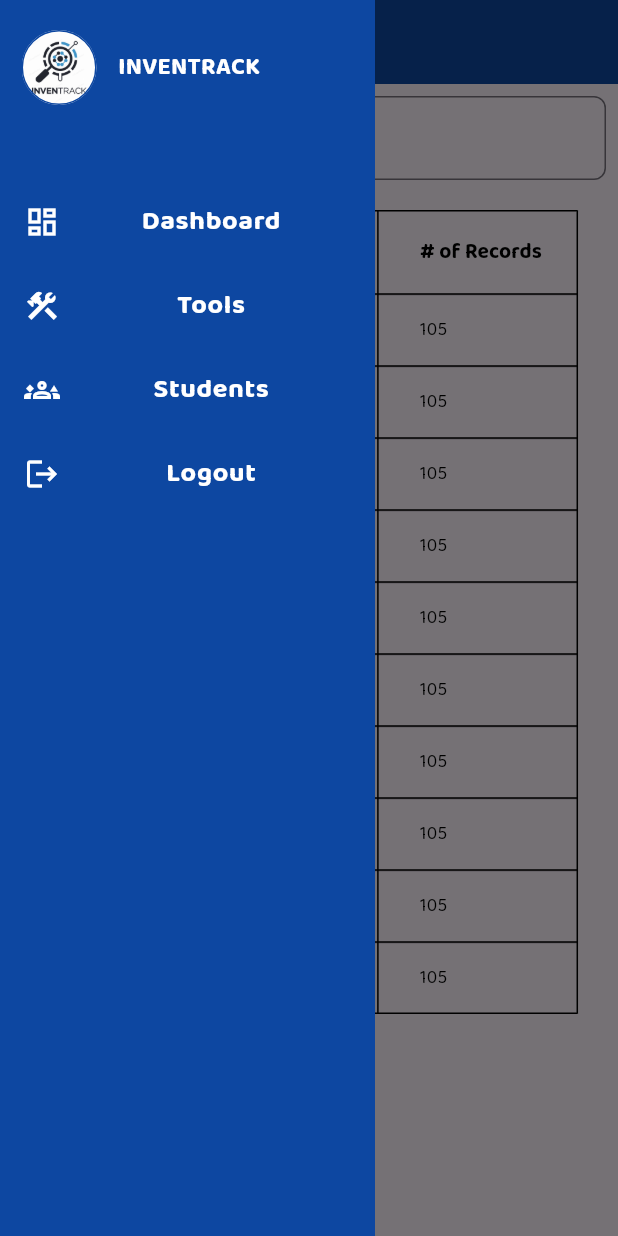
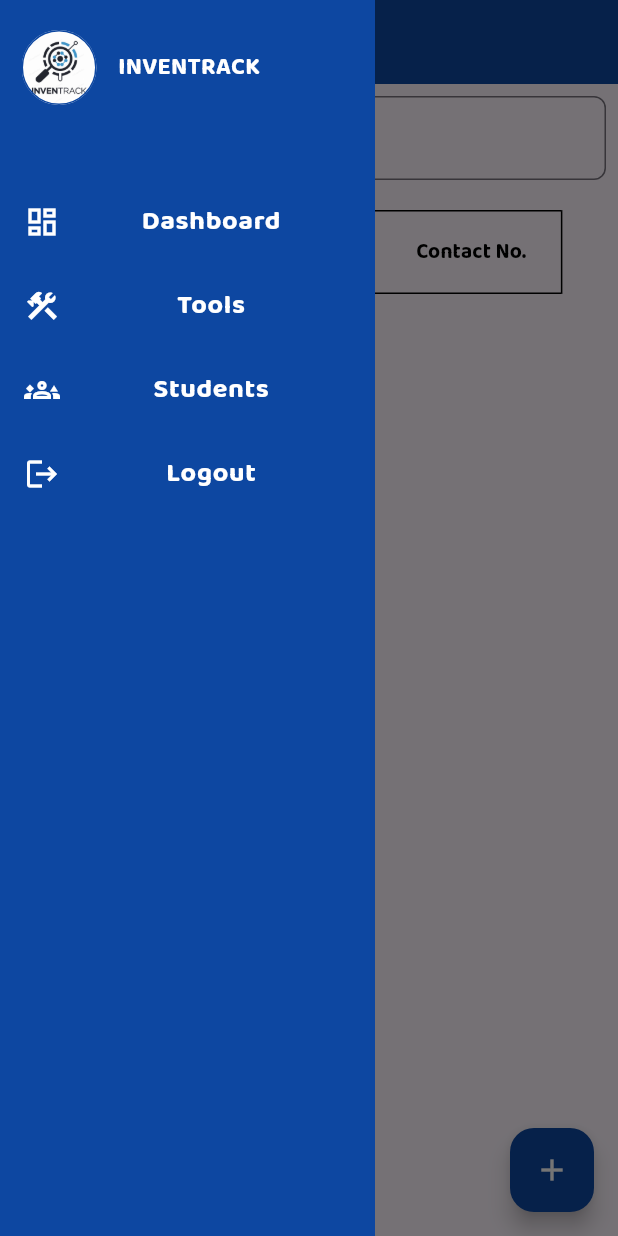
Before and after one commit to lansoyyy/algecit, a Flutter app: the StudentsTab screen opened directly, with the side drawer open, on a phone screen of 412 x 824 dp. Run offline on Flutter 3.47's test engine with Material 3 defaults, Android fonts, the phone set to English and light mode, and no system bars; our stand-ins replace cloud_firestore, firebase_core, fluttertoast; accounts and stored records are empty.

Commit message:
added students func

```diff
--- a/lib/screens/tabs/students_tab.dart
+++ b/lib/screens/tabs/students_tab.dart
@@ -1,7 +1,10 @@
+import 'package:algecit/services/add_student.dart';
 import 'package:algecit/utils/colors.dart';
 import 'package:algecit/widgets/drawer_widget.dart';
 import 'package:algecit/widgets/text_widget.dart';
+import 'package:cloud_firestore/cloud_firestore.dart';
 import 'package:flutter/material.dart';
+import 'package:intl/intl.dart' show DateFormat, toBeginningOfSentenceCase;
 
 class StudentsTab extends StatefulWidget {
   const StudentsTab({super.key});
@@ -11,11 +14,23 @@ class StudentsTab extends StatefulWidget {
 }
 
 class _StudentsTabState extends State<StudentsTab> {
-  final TextEditingController _searchController = TextEditingController();
+  final messageController = TextEditingController();
+
+  String filter = '';
 
   @override
   Widget build(BuildContext context) {
     return Scaffold(
+      floatingActionButton: FloatingActionButton(
+        backgroundColor: primary,
+        onPressed: () {
+          addData(context);
+        },
+        child: Icon(
+          Icons.add,
+          color: Colors.white,
+        ),
+      ),
       drawer: DrawerWidget(),
       appBar: AppBar(
         foregroundColor: Colors.white,
@@ -37,9 +52,14 @@ class _StudentsTabState extends State<StudentsTab> {
                   // Search Bar
                   Expanded(
                     child: TextField(
-                      controller: _searchController,
+                      controller: messageController,
+                      onChanged: (value) {
+                        setState(() {
+                          filter = value;
+                        });
+                      },
                       decoration: InputDecoration(
-                        hintText: 'Search Name..',
+                        hintText: 'Search Student..',
                         prefixIcon: Icon(Icons.search),
                         border: OutlineInputBorder(
                           borderRadius: BorderRadius.circular(8.0),
@@ -47,12 +67,41 @@ class _StudentsTabState extends State<StudentsTab> {
                       ),
                     ),
                   ),
+
+                  // Dropdown Button
                 ],
               ),
               SizedBox(
                 height: 20,
               ),
-              DataTable(border: TableBorder.all(), columns: [
+              StreamBuilder<QuerySnapshot>(
+                  stream: FirebaseFirestore.instance
+                      .collection('Students')
+                      .where('name',
+                          isGreaterThanOrEqualTo:
+                              toBeginningOfSentenceCase(filter))
+                      .where('name',
+                          isLessThan: '${toBeginningOfSentenceCase(filter)}z')
+                      .snapshots(),
+                  builder: (BuildContext context,
+                      AsyncSnapshot<QuerySnapshot> snapshot) {
+                    if (snapshot.hasError) {
+                      print(snapshot.error);
+                      return const Center(child: Text('Error'));
+                    }
+                    if (snapshot.connectionState == ConnectionState.waiting) {
+                      return const Padding(
+                        padding: EdgeInsets.only(top: 50),
+                        child: Center(
+                          child: CircularProgressIndicator(
+                            color: Colors.black,
+                          ),
+                        ),
+                      );
+                    }
+
+                    final data = snapshot.requireData;
+                    return DataTable(border: TableBorder.all(), columns: [
                       DataColumn(
                         label: TextWidget(
                           text: 'ID Number',
@@ -71,18 +120,18 @@ class _StudentsTabState extends State<StudentsTab> {
                       ),
                       DataColumn(
                         label: TextWidget(
-                    text: '# of Records',
+                          text: 'Contact No.',
                           fontSize: 14,
                           fontFamily: 'Bold',
                           color: Colors.black,
                         ),
                       ),
                     ], rows: [
-                for (int i = 0; i < 10; i++)
+                      for (int i = 0; i < data.docs.length; i++)
                         DataRow(cells: [
                           DataCell(
                             TextWidget(
-                        text: '123456',
+                              text: data.docs[i]['id'],
                               fontSize: 12,
                               fontFamily: 'Regular',
                               color: Colors.black,
@@ -90,7 +139,7 @@ class _StudentsTabState extends State<StudentsTab> {
                           ),
                           DataCell(
                             TextWidget(
-                        text: 'John Doe',
+                              text: data.docs[i]['name'],
                               fontSize: 12,
                               fontFamily: 'Regular',
                               color: Colors.black,
@@ -98,18 +147,85 @@ class _StudentsTabState extends State<StudentsTab> {
                           ),
                           DataCell(
                             TextWidget(
-                        text: '105',
+                              text: data.docs[i]['number'],
                               fontSize: 12,
                               fontFamily: 'Regular',
                               color: Colors.black,
                             ),
                           ),
                         ])
-              ])
+                    ]);
+                  })
             ],
           ),
         ),
       ),
     );
   }
+
+  final TextEditingController idController = TextEditingController();
+  final TextEditingController nameController = TextEditingController();
+  final TextEditingController numberController = TextEditingController();
+
+  addData(context) {
+    showDialog(
+      context: context,
+      builder: (context) {
+        return AlertDialog(
+          title: Text('Add Student'),
+          content: Column(
+            mainAxisSize: MainAxisSize.min,
+            children: [
+              // Action Dropdown (Borrow/Return)
+              TextField(
+                controller: nameController,
+                decoration: InputDecoration(
+                  labelText: 'Student Name',
+                  border: OutlineInputBorder(),
+                ),
+                keyboardType: TextInputType.number,
+              ),
+              SizedBox(height: 20),
+
+              // ID Number TextField
+              TextField(
+                controller: idController,
+                decoration: InputDecoration(
+                  labelText: 'Student ID',
+                  border: OutlineInputBorder(),
+                ),
+                keyboardType: TextInputType.number,
+              ),
+              SizedBox(height: 20),
+              TextField(
+                controller: numberController,
+                decoration: InputDecoration(
+                  labelText: 'Contact Number',
+                  border: OutlineInputBorder(),
+                ),
+                keyboardType: TextInputType.number,
+              ),
+            ],
+          ),
+          actions: [
+            // Save Button
+            ElevatedButton(
+              onPressed: () {
+                // addTools(nameController.text, idController.text);
+
+                addStudent(nameController.text, idController.text,
+                    numberController.text);
+
+                nameController.clear();
+                idController.clear(); // Save logic here
+                numberController.clear();
+                Navigator.pop(context); // Close dialog
+              },
+              child: Text('Save'),
+            ),
+          ],
+        );
+      },
+    );
   }
+}
```
Also changed, not shown: lib/services/add_student.dart (added, +14 -0 lines). Lines whose indentation alone changed are shown as unchanged.
